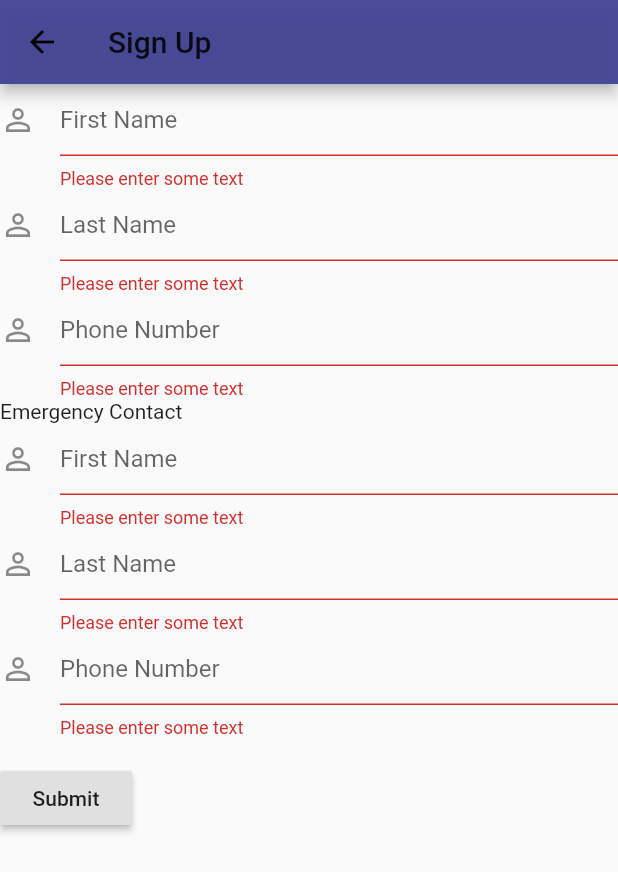
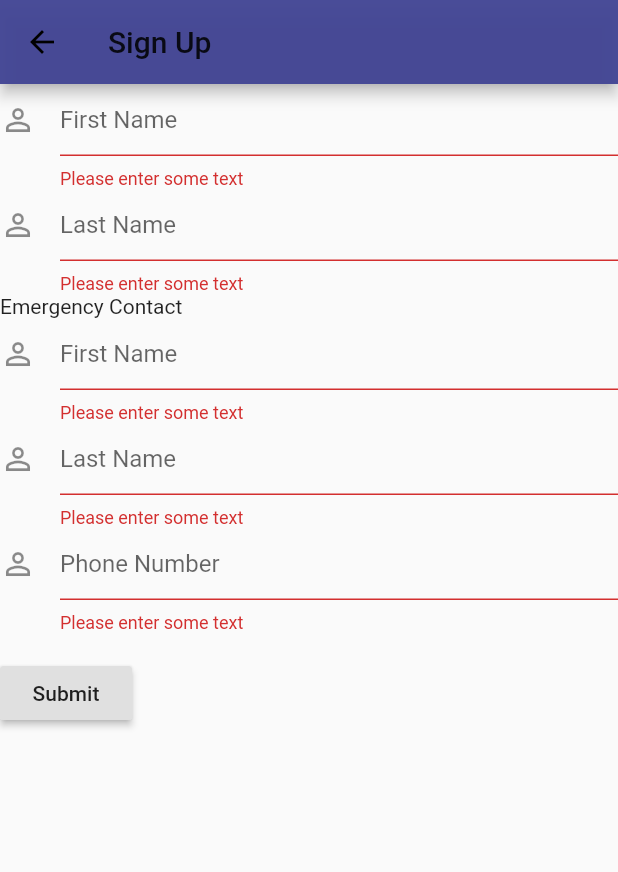
Before and after one commit to varshinees/f19-iot-clock, a Flutter app: the ContactScreen screen opened by its route, after a tap on "Submit", on a phone screen of 412 x 824 dp. Shown: the top 872 px of the screen. Run offline on Flutter 3.47's test engine with Material 2 defaults, Android fonts, the light colour scheme and no system bars.

Commit message:
deleted phone number input

```diff
--- a/lib/screens/contactScreen.dart
+++ b/lib/screens/contactScreen.dart
@@ -32,7 +32,7 @@ class ContactScreenState extends State<ContactScreen> {
     // widget tree.
     firstNameController.dispose();
     lastNameController.dispose();
-    phoneController.dispose();
+    //phoneController.dispose();
     emergencyFirstNameController.dispose();
     emergencyLastNameController.dispose();
     emergencyPhoneController.dispose();
@@ -78,20 +78,6 @@ class ContactScreenState extends State<ContactScreen> {
               },
               keyboardType: TextInputType.text,
               controller: lastNameController,
-            ),
-            TextFormField(
-              decoration: const InputDecoration(
-                icon: Icon(Icons.person_outline),
-                hintText: 'Phone Number',
-              ),
-              validator: (value) {
-                if (value.isEmpty) {
-                  return 'Please enter some text';
-                }
-                return null;
-              },
-              keyboardType: TextInputType.phone,
-              controller: phoneController,
             ),
             Text('Emergency Contact'),
             TextFormField(
@@ -144,8 +130,8 @@ class ContactScreenState extends State<ContactScreen> {
                   // otherwise.
                   if (_formKey.currentState.validate()) {
                     // If the form is valid, display a Snackbar.
-                    // Scaffold.of(context)
-                    //     .showSnackBar(SnackBar(content: Text('Processing Data')));
+                    //Scaffold.of(context)
+                    // .showSnackBar(SnackBar(content: Text('Processing Data')));
                     Navigator.pushNamed(context, 'welcome', arguments:
                     ContactInfo(
                       firstNameController.text,
```
